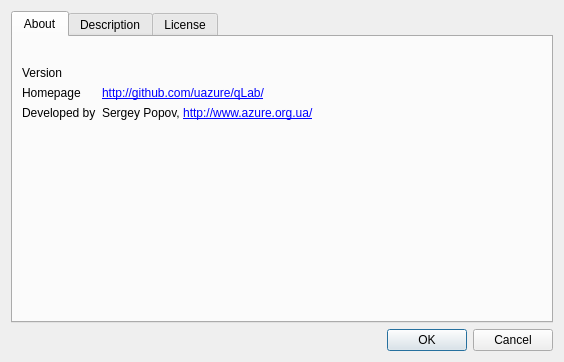
The window that src/client/aboutdialog.ui (uazure/qLab) describes before a commit, drawn with Qt 5.
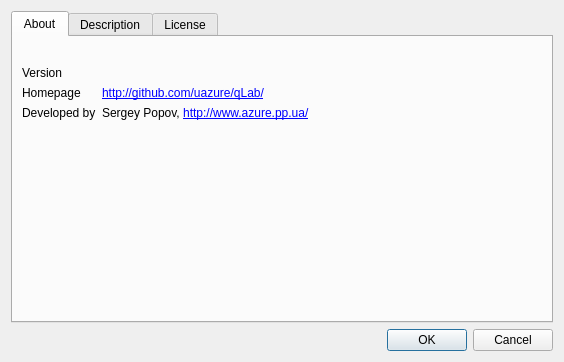
The same window after the commit.

The edit to the form file:
```diff
--- a/src/client/aboutdialog.ui
+++ b/src/client/aboutdialog.ui
@@ -77,7 +77,7 @@
          <item row="3" column="1">
           <widget class="QLabel" name="label_5">
            <property name="text">
-            <string>Sergey Popov, &lt;a href='http://www.azure.org.ua/'&gt;http://www.azure.org.ua/&lt;/a&gt;</string>
+            <string>Sergey Popov, &lt;a href='http://www.azure.pp.ua/'&gt;http://www.azure.pp.ua/&lt;/a&gt;</string>
            </property>
            <property name="textInteractionFlags">
             <set>Qt::LinksAccessibleByMouse|Qt::TextSelectableByMouse</set>
```
